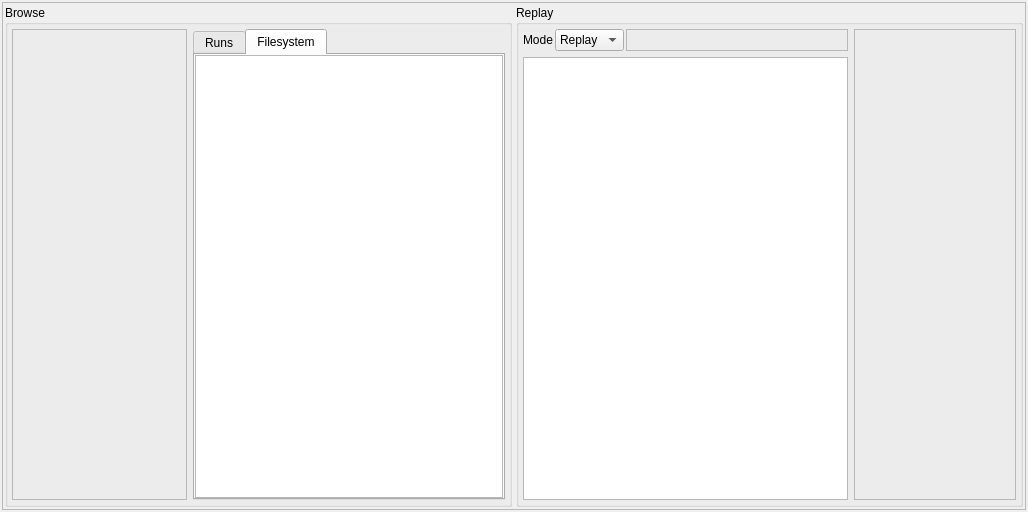
Before: the Qt Designer form src/replay_widget.ui in flueke/mvme, drawn with Qt 5.
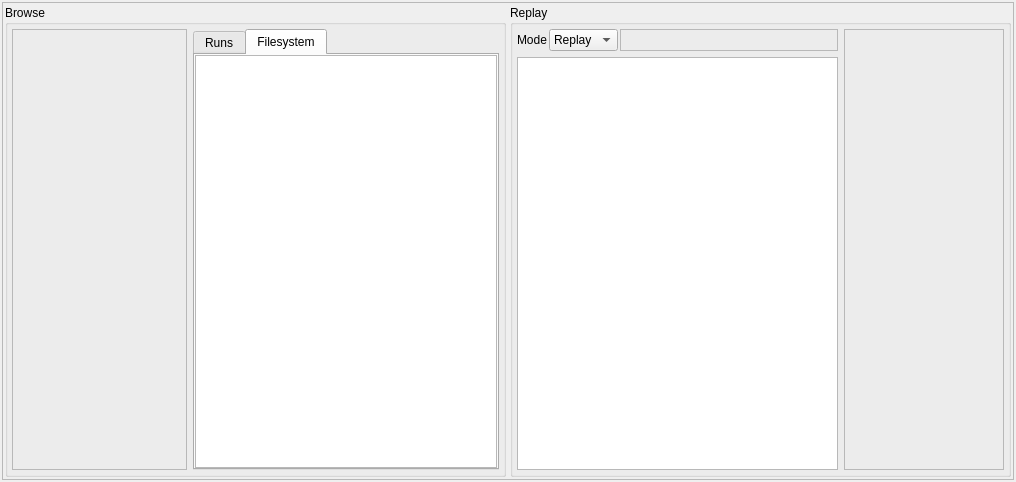
After: the same form once the commit is applied.

Commit message: replay ui: no fun with QtConcurrent

```diff
--- a/src/replay_widget.ui
+++ b/src/replay_widget.ui
@@ -6,8 +6,8 @@
    <rect>
     <x>0</x>
     <y>0</y>
-    <width>1028</width>
-    <height>512</height>
+    <width>1016</width>
+    <height>482</height>
    </rect>
   </property>
   <property name="minimumSize">
@@ -45,8 +45,8 @@
        <rect>
         <x>0</x>
         <y>0</y>
-        <width>1022</width>
-        <height>506</height>
+        <width>1010</width>
+        <height>476</height>
        </rect>
       </property>
       <property name="minimumSize">
@@ -153,7 +153,7 @@
                <widget class="QTreeView" name="tree_filesystem">
                 <property name="minimumSize">
                  <size>
-                  <width>225</width>
+                  <width>300</width>
                   <height>0</height>
                  </size>
                 </property>
@@ -306,7 +306,7 @@
            <widget class="QTableView" name="table_queue">
             <property name="minimumSize">
              <size>
-              <width>225</width>
+              <width>300</width>
               <height>0</height>
              </size>
             </property>
```
The commit also changes 6 other files.
